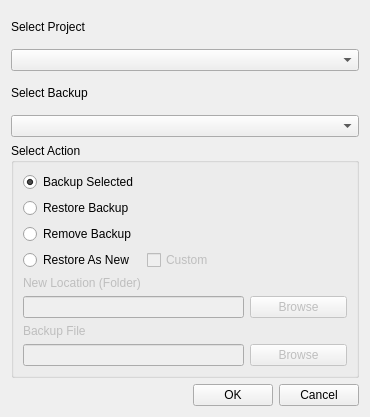
The window that lib/rapuma/dialog/menu_project_backup_dlg.ui (sillsdev/rapuma) describes before a commit, drawn with Qt 5.
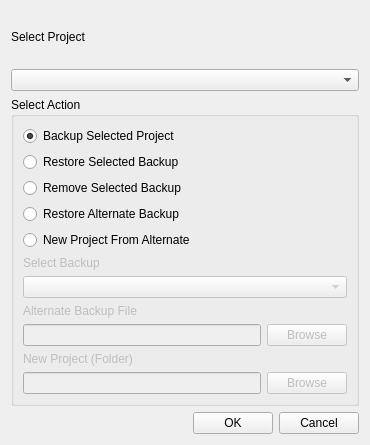
The same window after the commit.

The edit to the form file:
```diff
--- a/lib/rapuma/dialog/menu_project_backup_dlg.ui
+++ b/lib/rapuma/dialog/menu_project_backup_dlg.ui
@@ -7,13 +7,13 @@
     <x>0</x>
     <y>0</y>
     <width>370</width>
-    <height>417</height>
+    <height>445</height>
    </rect>
   </property>
   <property name="windowTitle">
    <string>Rapuma - Manage Backups</string>
   </property>
-  <layout class="QGridLayout" name="gridLayout_2">
+  <layout class="QGridLayout" name="gridLayout">
    <item row="0" column="0">
     <widget class="QLabel" name="labelSelectProject">
      <property name="text">
@@ -21,14 +21,7 @@
      </property>
     </widget>
    </item>
-   <item row="2" column="0">
-    <widget class="QLabel" name="labelSelectBackup">
-     <property name="text">
-      <string>Select Backup</string>
-     </property>
-    </widget>
-   </item>
-   <item row="4" column="0" colspan="3">
+   <item row="2" column="0" colspan="3">
     <widget class="QGroupBox" name="groupBoxBackupAction">
      <property name="toolTip">
       <string>Define the action to be taken</string>
@@ -36,14 +29,24 @@
      <property name="title">
       <string>Select Action</string>
      </property>
-     <layout class="QGridLayout" name="gridLayout">
+     <layout class="QGridLayout" name="gridLayout_2">
+      <item row="6" column="0" colspan="2">
+       <widget class="QComboBox" name="comboBoxSelectBackup">
+        <property name="enabled">
+         <bool>false</bool>
+        </property>
+        <property name="toolTip">
+         <string>Select a backup from the current project to restore</string>
+        </property>
+       </widget>
+      </item>
       <item row="0" column="0">
        <widget class="QRadioButton" name="radioButtonBackup">
         <property name="toolTip">
          <string>Backup the currently selected local project</string>
         </property>
         <property name="text">
-         <string>Backup Selected</string>
+         <string>Backup Selected Project</string>
         </property>
         <property name="checked">
          <bool>true</bool>
@@ -56,7 +59,7 @@
          <string>Restore a backup to the local project area (Note this replaces all current data, be careful)</string>
         </property>
         <property name="text">
-         <string>Restore Backup</string>
+         <string>Restore Selected Backup</string>
         </property>
         <property name="checked">
          <bool>false</bool>
@@ -69,22 +72,32 @@
          <string>Remove a backup from this project backup storage area</string>
         </property>
         <property name="text">
-         <string>Remove Backup</string>
+         <string>Remove Selected Backup</string>
         </property>
        </widget>
       </item>
       <item row="3" column="0">
-       <widget class="QRadioButton" name="radioButtonRestoreNew">
+       <widget class="QRadioButton" name="radioButtonRestoreAlternate">
         <property name="toolTip">
          <string>Restore a backup as a new project. Note, there cannot be any other projects with the same ID on your system</string>
         </property>
         <property name="text">
-         <string>Restore As New</string>
+         <string>Restore Alternate Backup</string>
         </property>
        </widget>
       </item>
-      <item row="3" column="1">
-       <widget class="QCheckBox" name="checkBoxCustomBackupLocation">
+      <item row="4" column="0" colspan="2">
+       <widget class="QRadioButton" name="radioButtonNewProject">
+        <property name="toolTip">
+         <string>Create a new project on your local system from an alternative backup</string>
+        </property>
+        <property name="text">
+         <string>New Project From Alternate</string>
+        </property>
+       </widget>
+      </item>
+      <item row="5" column="0">
+       <widget class="QLabel" name="labelSelectBackup">
         <property name="enabled">
          <bool>false</bool>
         </property>
@@ -92,24 +105,31 @@
          <string>Restore a backup from outside the system</string>
         </property>
         <property name="text">
-         <string>Custom</string>
-        </property>
-        <property name="checked">
-         <bool>false</bool>
+         <string>Select Backup</string>
         </property>
        </widget>
       </item>
-      <item row="4" column="0">
+      <item row="9" column="0">
        <widget class="QLabel" name="labelNeLocation">
         <property name="enabled">
          <bool>false</bool>
         </property>
         <property name="text">
-         <string>New Location (Folder)</string>
+         <string>New Project (Folder)</string>
         </property>
        </widget>
       </item>
-      <item row="5" column="2">
+      <item row="10" column="0">
+       <widget class="QLineEdit" name="lineEditNewProjectLocation">
+        <property name="enabled">
+         <bool>false</bool>
+        </property>
+        <property name="toolTip">
+         <string>Path to an alternate restore location on the local system</string>
+        </property>
+       </widget>
+      </item>
+      <item row="10" column="1">
        <widget class="QPushButton" name="pushButtonBrowseProjectLocation">
         <property name="enabled">
          <bool>false</bool>
@@ -122,18 +142,28 @@
         </property>
        </widget>
       </item>
-      <item row="6" column="0">
+      <item row="8" column="0">
+       <widget class="QLineEdit" name="lineEditAlternateBackup">
+        <property name="enabled">
+         <bool>false</bool>
+        </property>
+        <property name="toolTip">
+         <string>Path to a backup file</string>
+        </property>
+       </widget>
+      </item>
+      <item row="7" column="0">
        <widget class="QLabel" name="labelBackupFile">
         <property name="enabled">
          <bool>false</bool>
         </property>
         <property name="text">
-         <string>Backup File</string>
+         <string>Alternate Backup File</string>
         </property>
        </widget>
       </item>
-      <item row="7" column="2">
-       <widget class="QPushButton" name="pushButtonBrowseBackupFile">
+      <item row="8" column="1">
+       <widget class="QPushButton" name="pushButtonBrowseAlternateBackupFile">
         <property name="enabled">
          <bool>false</bool>
         </property>
@@ -145,30 +175,10 @@
         </property>
        </widget>
       </item>
-      <item row="5" column="0" colspan="2">
-       <widget class="QLineEdit" name="lineEditProjectLocation">
-        <property name="enabled">
-         <bool>false</bool>
-        </property>
-        <property name="toolTip">
-         <string>Path to a location to restore a backup to</string>
-        </property>
-       </widget>
-      </item>
-      <item row="7" column="0" colspan="2">
-       <widget class="QLineEdit" name="lineEditBackupFile">
-        <property name="enabled">
-         <bool>false</bool>
-        </property>
-        <property name="toolTip">
-         <string>Path to a backup file</string>
-        </property>
-       </widget>
-      </item>
      </layout>
     </widget>
    </item>
-   <item row="5" column="0">
+   <item row="3" column="0">
     <spacer name="horizontalSpacer">
      <property name="orientation">
       <enum>Qt::Horizontal</enum>
@@ -181,7 +191,7 @@
      </property>
     </spacer>
    </item>
-   <item row="5" column="1">
+   <item row="3" column="1">
     <widget class="QPushButton" name="pushButtonOk">
      <property name="toolTip">
       <string>Manage a backup operation</string>
@@ -191,7 +201,7 @@
      </property>
     </widget>
    </item>
-   <item row="5" column="2">
+   <item row="3" column="2">
     <widget class="QPushButton" name="pushButtonCancel">
      <property name="toolTip">
       <string>Cancel this operation</string>
@@ -211,13 +221,6 @@
      </property>
     </widget>
    </item>
-   <item row="3" column="0" colspan="3">
-    <widget class="QComboBox" name="comboBoxSelectBackup">
-     <property name="toolTip">
-      <string>Select a backup to restore</string>
-     </property>
-    </widget>
-   </item>
   </layout>
  </widget>
  <tabstops>
```
Left out of the diff: 398 changed lines with no effect on the pictures.
